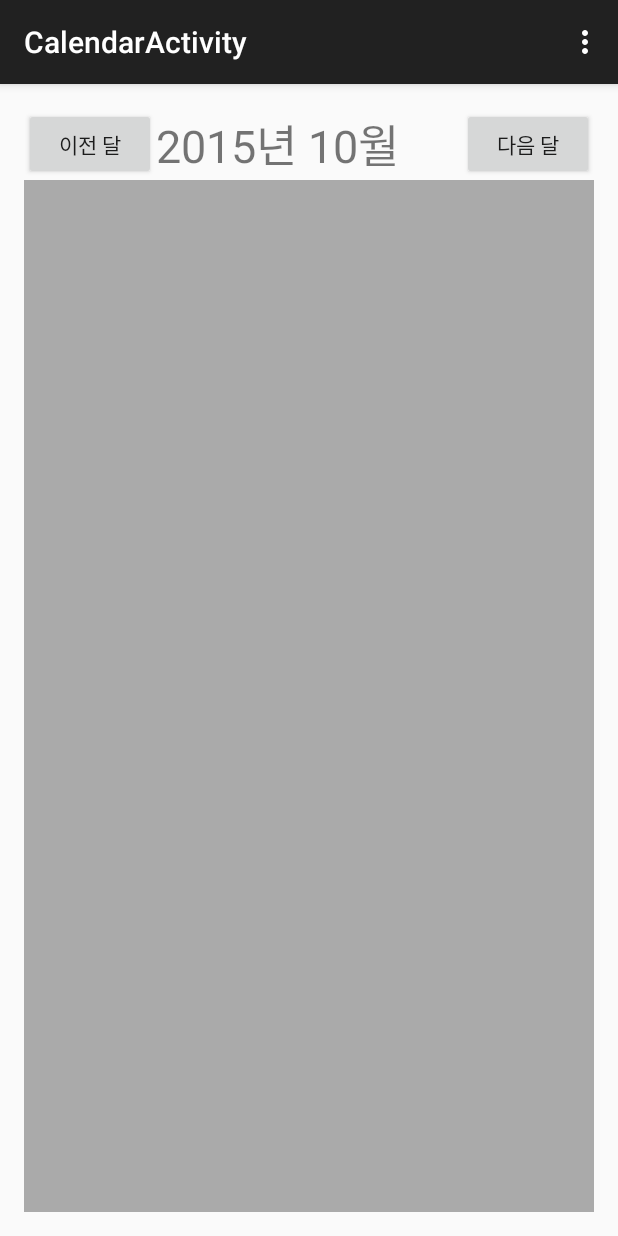
After one commit to hsi6446/android_exam, an Android app: the CalendarActivity screen opened directly, with no data from a screen before it, on a phone screen of 412 x 824 dp. The commit adds this screen. Run offline under Robolectric (Android 15) with nearby library versions, the phone set to English and light mode, and no system bars.

Commit message:
Calender example CalendarView extends Gridview

```diff
--- a/app/src/main/AndroidManifest.xml
+++ b/app/src/main/AndroidManifest.xml
@@ -67,9 +67,13 @@
             android:name=".Mission05.DatePickerDialogActivity"
             android:label="@string/title_activity_date_picker_dialog" >
         </activity>
-        <activity android:name=".Animation.AnimationActivity"
-            android:label="Animation 연습">
-
+        <activity
+            android:name=".Animation.AnimationActivity"
+            android:label="Animation 연습" >
+        </activity>
+        <activity
+            android:name=".Calendar.CalendarActivity"
+            android:label="@string/title_activity_calendar" >
         </activity>
     </application>
 
--- /dev/null
+++ b/app/src/main/java/com/example/android/android_exam/Calendar/CalendarActivity.java
@@ -0,0 +1,39 @@
+package com.example.android.android_exam.Calendar;
+
+import android.support.v7.app.AppCompatActivity;
+import android.os.Bundle;
+import android.view.Menu;
+import android.view.MenuItem;
+
+import com.example.android.android_exam.R;
+
+public class CalendarActivity extends AppCompatActivity {
+
+    @Override
+    protected void onCreate(Bundle savedInstanceState) {
+        super.onCreate(savedInstanceState);
+        setContentView(R.layout.activity_calendar);
+    }
+
+    @Override
+    public boolean onCreateOptionsMenu(Menu menu) {
+        // Inflate the menu; this adds items to the action bar if it is present.
+        getMenuInflater().inflate(R.menu.menu_calendar, menu);
+        return true;
+    }
+
+    @Override
+    public boolean onOptionsItemSelected(MenuItem item) {
+        // Handle action bar item clicks here. The action bar will
+        // automatically handle clicks on the Home/Up button, so long
+        // as you specify a parent activity in AndroidManifest.xml.
+        int id = item.getItemId();
+
+        //noinspection SimplifiableIfStatement
+        if (id == R.id.action_settings) {
+            return true;
+        }
+
+        return super.onOptionsItemSelected(item);
+    }
+}
--- /dev/null
+++ b/app/src/main/java/com/example/android/android_exam/Calendar/CalendarAdapter.java
@@ -0,0 +1,7 @@
+package com.example.android.android_exam.Calendar;
+
+/**
+ * Created by student on 2015-09-08.
+ */
+public class CalendarAdapter {
+}
--- /dev/null
+++ b/app/src/main/java/com/example/android/android_exam/Calendar/CalendarView.java
@@ -0,0 +1,33 @@
+package com.example.android.android_exam.Calendar;
+
+import android.content.Context;
+import android.util.AttributeSet;
+import android.widget.GridView;
+
+/**
+ * Created by student on 2015-09-08.
+ */
+public class CalendarView extends GridView {
+
+    //코드상에서 생성될 때 호출하는 생성자
+    public CalendarView(Context context) {
+        this(context, null);
+    }
+
+    // xml에 정의 되었을 때 호출되는 생성자
+    public CalendarView(Context context, AttributeSet attrs) {
+        this(context, attrs, 0);
+    }
+
+    // 위젯에서 호출 했을 때
+    public CalendarView(Context context, AttributeSet attrs, int defStyleAttr) {
+        super(context, attrs, defStyleAttr);
+
+        init();
+    }
+
+    private void init() {
+        setNumColumns(7);   // 7열로 설정
+        setBackgroundResource(android.R.color.darker_gray);     //배경을 회색으로
+    }
+}
--- a/app/src/main/java/com/example/android/android_exam/MainActivity.java
+++ b/app/src/main/java/com/example/android/android_exam/MainActivity.java
@@ -11,6 +11,7 @@ import android.widget.SimpleAdapter;
 import com.example.android.android_exam.Activity.ActivityExamActivity;
 import com.example.android.android_exam.Activity.WebActivity;
 import com.example.android.android_exam.Animation.AnimationActivity;
+import com.example.android.android_exam.Calendar.CalendarActivity;
 import com.example.android.android_exam.Mission01.Mission01Activity;
 import com.example.android.android_exam.Mission02.Mission02MainActivity;
 import com.example.android.android_exam.Mission03.Mission03MainActivity;
@@ -55,6 +56,7 @@ public class MainActivity extends ListActivity {
         addItem(myData, "WebView 연습", WebActivity.class);
         addItem(myData, "Datepicker Dialog 연습", DatePickerDialogActivity.class);
         addItem(myData, "Animation 연습", AnimationActivity.class);
+        addItem(myData, "Calendar 연습", CalendarActivity.class);
 //        addItem(myData, "Mission03MainActivity". Mission03MainActivity.class);
         // ----- 메뉴 추가 여기까지
 
--- /dev/null
+++ b/app/src/main/res/layout/activity_calendar.xml
@@ -0,0 +1,45 @@
+<LinearLayout xmlns:android="http://schemas.android.com/apk/res/android"
+    xmlns:tools="http://schemas.android.com/tools"
+    android:layout_width="match_parent"
+    android:layout_height="match_parent"
+    android:paddingBottom="@dimen/activity_vertical_margin"
+    android:paddingLeft="@dimen/activity_horizontal_margin"
+    android:paddingRight="@dimen/activity_horizontal_margin"
+    android:paddingTop="@dimen/activity_vertical_margin"
+    android:orientation="vertical"
+    tools:context="com.example.android.android_exam.Calendar.CalendarActivity">
+
+    <LinearLayout
+        android:layout_width="match_parent"
+        android:layout_height="wrap_content"
+        android:orientation="horizontal"
+        android:gravity="center">
+
+        <Button
+            android:text="이전 달"
+            android:layout_width="wrap_content"
+            android:layout_height="wrap_content"/>
+
+        <TextView
+            android:layout_width="0dp"
+            android:layout_height="wrap_content"
+            android:layout_weight="1"
+            android:textSize="30sp"
+            android:text="2015년 10월"/>
+
+        <Button
+            android:text="다음 달"
+            android:layout_width="wrap_content"
+            android:layout_height="wrap_content" />
+
+    </LinearLayout>
+
+    <com.example.android.android_exam.Calendar.CalendarView
+        android:id="@+id/calendar"
+        android:layout_width="match_parent"
+        android:layout_height="match_parent">
+    </com.example.android.android_exam.Calendar.CalendarView>
+
+
+
+</LinearLayout>
--- /dev/null
+++ b/app/src/main/res/menu/menu_calendar.xml
@@ -0,0 +1,7 @@
+<menu xmlns:android="http://schemas.android.com/apk/res/android"
+    xmlns:app="http://schemas.android.com/apk/res-auto"
+    xmlns:tools="http://schemas.android.com/tools"
+    tools:context="com.example.android.android_exam.Calendar.CalendarActivity">
+    <item android:id="@+id/action_settings" android:title="@string/action_settings"
+        android:orderInCategory="100" app:showAsAction="never" />
+</menu>
--- a/app/src/main/res/values/strings.xml
+++ b/app/src/main/res/values/strings.xml
@@ -15,4 +15,5 @@
     <string name="title_activity_target">TargetActivity</string>
     <string name="title_activity_web">WebActivity</string>
     <string name="title_activity_date_picker_dialog">DatePickerDialogActivity</string>
+    <string name="title_activity_calendar">CalendarActivity</string>
 </resources>
```
